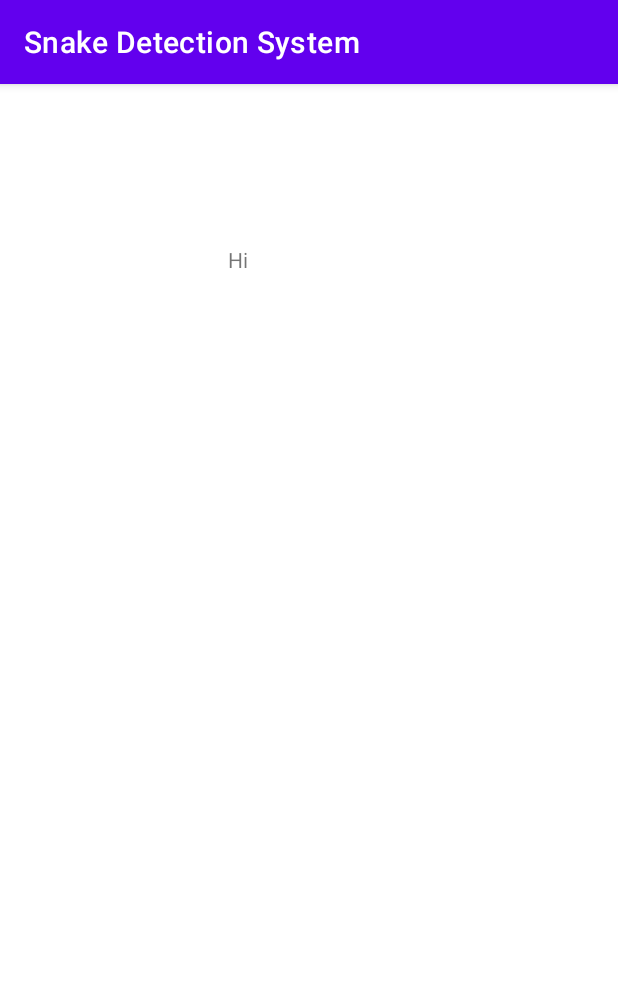
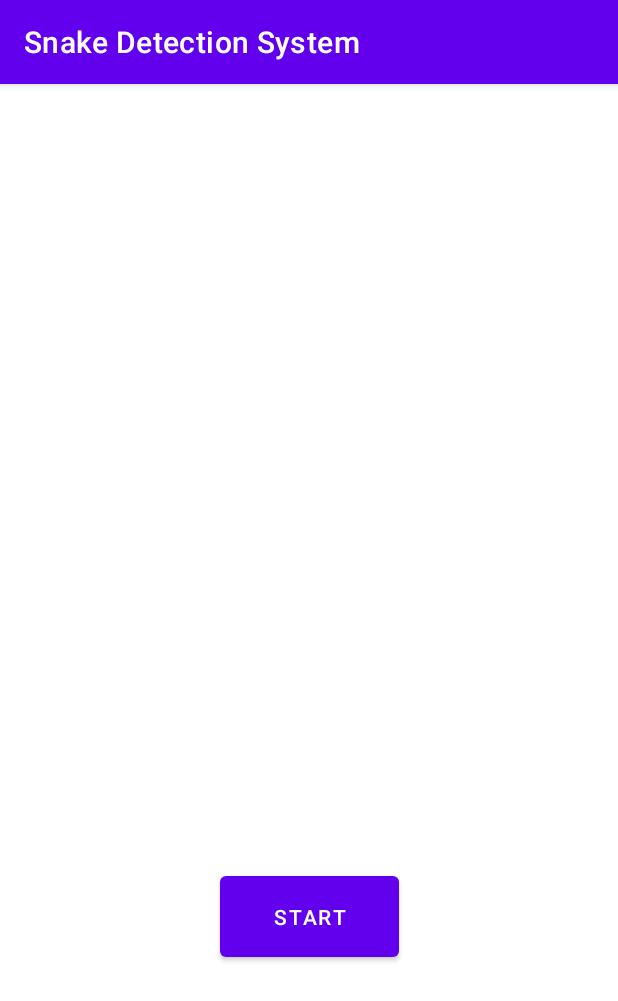
Before and after one commit to Dineshlahi/Snake-Detection-Systems, an Android app: the screen it shows after launch (MainActivity), on a phone screen of 412 x 824 dp. Shown: the top 1001 px of the screen. Run offline under Robolectric (Android 15) with nearby library versions, the phone set to English and light mode, and no system bars.

Commit message:
Id change

```diff
--- a/app/src/main/res/layout/activity_main.xml
+++ b/app/src/main/res/layout/activity_main.xml
@@ -7,15 +7,13 @@
     android:layout_height="match_parent"
     tools:context=".MainActivity">
 
-    <TextView
-        android:layout_width="wrap_content"
-        android:layout_height="wrap_content"
-        android:text="Hi"
+    <Button
+        android:id="@+id/button"
+        android:layout_width="119dp"
+        android:layout_height="66dp"
+        android:layout_marginBottom="180dp"
+        android:text="Start"
         app:layout_constraintBottom_toBottomOf="parent"
         app:layout_constraintEnd_toEndOf="parent"
-        app:layout_constraintHorizontal_bias="0.381"
-        app:layout_constraintStart_toStartOf="parent"
-        app:layout_constraintTop_toTopOf="parent"
-        app:layout_constraintVertical_bias="0.143" />
-
+        app:layout_constraintStart_toStartOf="parent" />
 </androidx.constraintlayout.widget.ConstraintLayout>
```
